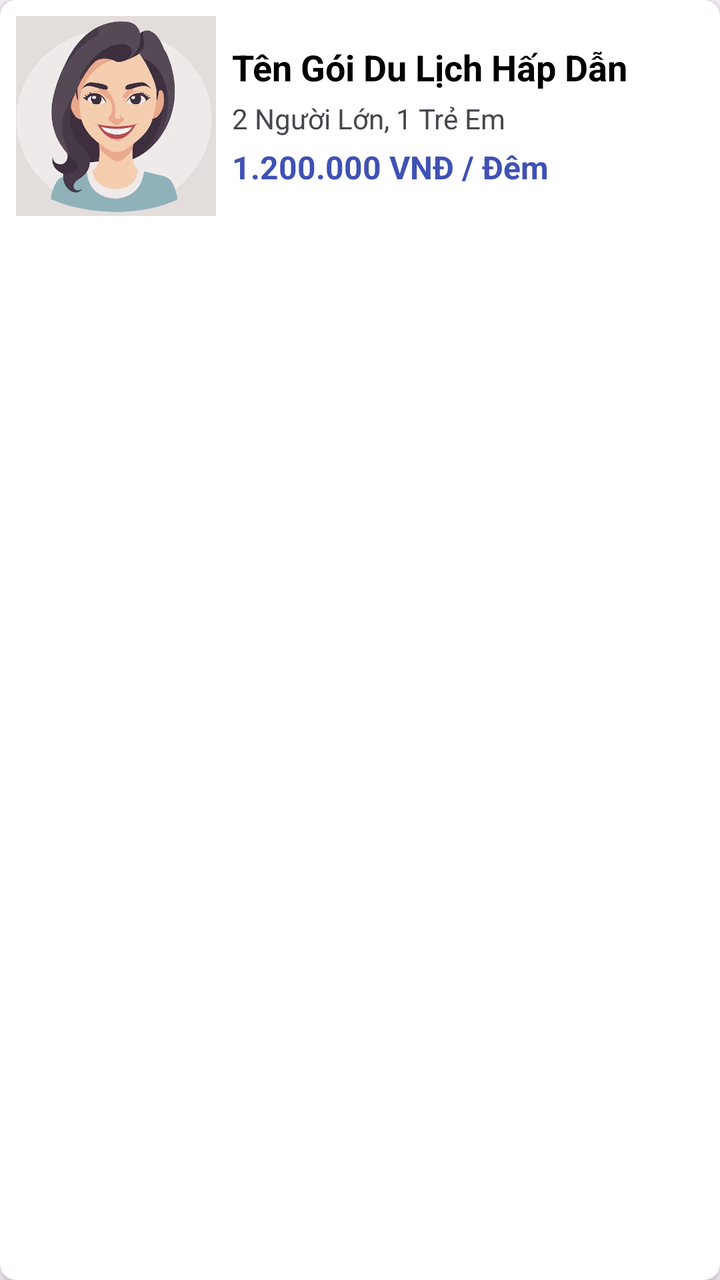
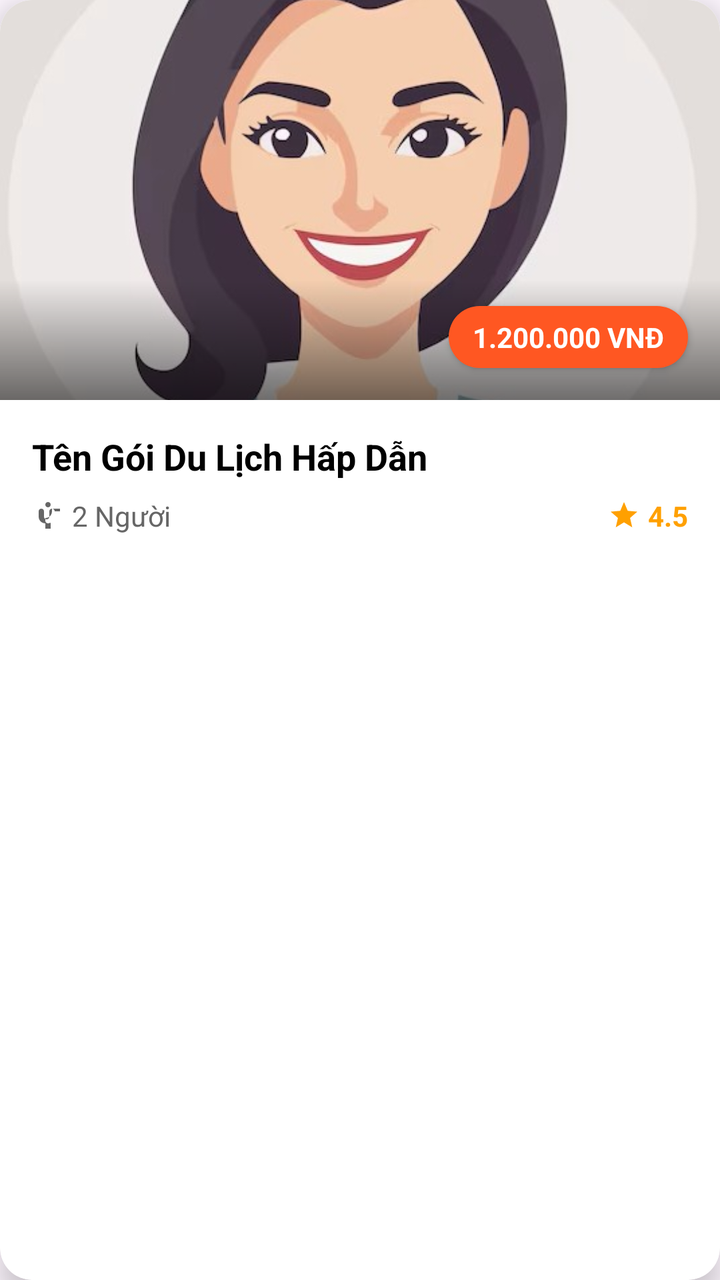

Two renders of the same Android screen: before a commit and after it. Below are the layout's source before the change and the commit's diff.
<!-- AndroidManifest.xml: application theme Theme.BookingRoom -->
<!-- res/layout/item_package.xml -->
<?xml version="1.0" encoding="utf-8"?>
<androidx.cardview.widget.CardView xmlns:android="http://schemas.android.com/apk/res/android"
    xmlns:app="http://schemas.android.com/apk/res-auto"
    android:layout_width="match_parent"
    android:layout_height="wrap_content"
    android:layout_margin="8dp"
    app:cardCornerRadius="8dp"
    app:cardElevation="4dp">

    <LinearLayout
        android:layout_width="match_parent"
        android:layout_height="wrap_content"
        android:orientation="vertical"
        android:padding="8dp">

        <LinearLayout
            android:layout_width="match_parent"
            android:layout_height="wrap_content"
            android:orientation="horizontal"
            android:gravity="center_vertical">

            <ImageView
                android:id="@+id/packageImage"
                android:layout_width="100dp"
                android:layout_height="100dp"
                android:scaleType="centerCrop"
                android:src="@drawable/ic_nu"
                android:layout_marginEnd="8dp"
                android:contentDescription="Package Image" />

            <LinearLayout
                android:layout_width="0dp"
                android:layout_weight="1"
                android:layout_height="wrap_content"
                android:orientation="vertical">

                <TextView
                    android:id="@+id/packageTitle"
                    android:layout_width="wrap_content"
                    android:layout_height="wrap_content"
                    android:text="Tên Gói Du Lịch Hấp Dẫn"
                    android:textSize="18sp"
                    android:textStyle="bold"
                    android:textColor="@android:color/black" />

                <TextView
                    android:id="@+id/packageCapacity"
                    android:layout_width="wrap_content"
                    android:layout_height="wrap_content"
                    android:text="2 Người Lớn, 1 Trẻ Em"
                    android:textSize="14sp"
                    android:layout_marginTop="4dp" />

                <TextView
                    android:id="@+id/packagePrice"
                    android:layout_width="wrap_content"
                    android:layout_height="wrap_content"
                    android:text="1.200.000 VNĐ / Đêm"
                    android:textSize="16sp"
                    android:textStyle="bold"
                    android:textColor="#3F51B5"
                    android:layout_marginTop="4dp" />

            </LinearLayout>
        </LinearLayout>
    </LinearLayout>
</androidx.cardview.widget.CardView>
<!-- resources referenced by this layout -->
<resources>
  <!-- drawable ic_nu: jpg bitmap (drawable, 30429 bytes) -->
  <style name="Theme.BookingRoom" parent="Base.Theme.BookingRoom" />
  <style name="Base.Theme.BookingRoom" parent="Theme.Material3.DayNight.NoActionBar">
          
          
      </style>
</resources>

<!-- the commit's change to res/layout/item_package.xml (unified diff, before → after) -->
@@ -3,65 +3,113 @@
     xmlns:app="http://schemas.android.com/apk/res-auto"
     android:layout_width="match_parent"
     android:layout_height="wrap_content"
-    android:layout_margin="8dp"
-    app:cardCornerRadius="8dp"
-    app:cardElevation="4dp">
+    android:layout_margin="12dp"
+    app:cardCornerRadius="16dp"
+    app:cardElevation="8dp"
+    android:foreground="?android:attr/selectableItemBackground">
 
     <LinearLayout
         android:layout_width="match_parent"
         android:layout_height="wrap_content"
         android:orientation="vertical"
-        android:padding="8dp">
+        android:background="@android:color/white">
 
+        
+        <FrameLayout
+            android:layout_width="match_parent"
+            android:layout_height="200dp">
+
+            <ImageView
+                android:id="@+id/packageImage"
+                android:layout_width="match_parent"
+                android:layout_height="match_parent"
+                android:scaleType="centerCrop"
+                android:src="@drawable/ic_nu"
+                android:contentDescription="Package Image" />
+
+            <View
+                android:layout_width="match_parent"
+                android:layout_height="60dp"
+                android:layout_gravity="bottom"
+                android:background="@drawable/gradient_overlay" />
+
+            
+            <TextView
+                android:id="@+id/packagePrice"
+                android:layout_width="wrap_content"
+                android:layout_height="wrap_content"
+                android:layout_gravity="bottom|end"
+                android:layout_margin="16dp"
+                android:background="@drawable/price_tag_bg"
+                android:paddingHorizontal="12dp"
+                android:paddingVertical="6dp"
+                android:text="1.200.000 VNĐ"
+                android:textSize="14sp"
+                android:textStyle="bold"
+                android:textColor="@android:color/white"
+                android:elevation="2dp" />
+
+        </FrameLayout>
+
+        
         <LinearLayout
             android:layout_width="match_parent"
             android:layout_height="wrap_content"
-            android:orientation="horizontal"
-            android:gravity="center_vertical">
+            android:orientation="vertical"
+            android:padding="16dp">
 
-            <ImageView
-                android:id="@+id/packageImage"
-                android:layout_width="100dp"
-                android:layout_height="100dp"
-                android:scaleType="centerCrop"
-                android:src="@drawable/ic_nu"
-                android:layout_marginEnd="8dp"
-                android:contentDescription="Package Image" />
+            <TextView
+                android:id="@+id/packageTitle"
+                android:layout_width="match_parent"
+                android:layout_height="wrap_content"
+                android:text="Tên Gói Du Lịch Hấp Dẫn"
+                android:textSize="18sp"
+                android:textStyle="bold"
+                android:textColor="@android:color/black"
+                android:maxLines="2"
+                android:ellipsize="end" />
 
             <LinearLayout
-                android:layout_width="0dp"
-                android:layout_weight="1"
+                android:layout_width="match_parent"
                 android:layout_height="wrap_content"
-                android:orientation="vertical">
+                android:orientation="horizontal"
+                android:layout_marginTop="8dp"
+                android:gravity="center_vertical">
 
-                <TextView
-                    android:id="@+id/packageTitle"
-                    android:layout_width="wrap_content"
-                    android:layout_height="wrap_content"
-                    android:text="Tên Gói Du Lịch Hấp Dẫn"
-                    android:textSize="18sp"
-                    android:textStyle="bold"
-                    android:textColor="@android:color/black" />
+                <ImageView
+                    android:layout_width="16dp"
+                    android:layout_height="16dp"
+                    android:src="@drawable/ic_person"
+                    android:layout_marginEnd="4dp"
+                    android:tint="#666666" />
 
                 <TextView
                     android:id="@+id/packageCapacity"
+                    android:layout_width="0dp"
+                    android:layout_weight="1"
+                    android:layout_height="wrap_content"
+                    android:text="2 Người"
+                    android:textSize="14sp"
+                    android:textColor="#666666" />
+
+                <ImageView
+                    android:layout_width="16dp"
+                    android:layout_height="16dp"
+                    android:src="@drawable/ic_star"
+                    android:layout_marginStart="8dp"
+                    android:layout_marginEnd="4dp"
+                    android:tint="#FFA000" />
+
+                <TextView
                     android:layout_width="wrap_content"
                     android:layout_height="wrap_content"
-                    android:text="2 Người Lớn, 1 Trẻ Em"
+                    android:text="4.5"
                     android:textSize="14sp"
-                    android:layout_marginTop="4dp" />
-
-                <TextView
-                    android:id="@+id/packagePrice"
-                    android:layout_width="wrap_content"
-                    android:layout_height="wrap_content"
-                    android:text="1.200.000 VNĐ / Đêm"
-                    android:textSize="16sp"
-                    android:textStyle="bold"
-                    android:textColor="#3F51B5"
-                    android:layout_marginTop="4dp" />
+                    android:textColor="#FFA000"
+                    android:textStyle="bold" />
 
             </LinearLayout>
+
         </LinearLayout>
     </LinearLayout>
 </androidx.cardview.widget.CardView>
<!-- resource entries referenced after the edit -->
@@ -1,6 +1,40 @@
 <!-- resources referenced by this layout -->
 <resources>
+  <!-- drawable gradient_overlay (drawable) -->
+  <?xml version="1.0" encoding="utf-8"?>
+  <shape xmlns:android="http://schemas.android.com/apk/res/android">
+      <gradient
+          android:startColor="#00000000"
+          android:endColor="#88000000"
+          android:angle="270" />
+  </shape>
   <!-- drawable ic_nu: jpg bitmap (drawable, 30429 bytes) -->
+  <!-- drawable ic_person (drawable) -->
+  <vector xmlns:android="http://schemas.android.com/apk/res/android"
+      android:width="24dp"
+      android:height="24dp"
+      android:viewportWidth="24"
+      android:viewportHeight="24">
+    <path
+        android:fillColor="#FF000000"
+        android:pathData="M12,2C13.1,2 14,2.9 14,4C14,5.1 13.1,6 12,6C10.9,6 10,5.1 10,4C10,2.9 10.9,2 12,2ZM21,9V7L15,7V9C15,11.8 12.8,14 10,14V16C10,17.1 10.9,18 12,18S14,17.1 14,18V22H10V18C7.2,18 5,15.8 5,13V9C5,7.9 5.9,7 7,7S9,7.9 9,9V13C9,14.1 9.9,15 11,15S13,14.1 13,13V9C13,7.9 13.9,7 15,7S17,7.9 17,9Z"/>
+  </vector>
+  <!-- drawable ic_star (drawable) -->
+  <vector xmlns:android="http://schemas.android.com/apk/res/android"
+      android:width="24dp"
+      android:height="24dp"
+      android:viewportWidth="24"
+      android:viewportHeight="24">
+    <path
+        android:fillColor="#FF000000"
+        android:pathData="M12,17.27L18.18,21L16.54,13.97L22,9.24L14.81,8.63L12,2L9.19,8.63L2,9.24L7.46,13.97L5.82,21L12,17.27Z"/>
+  </vector>
+  <!-- drawable price_tag_bg (drawable) -->
+  <?xml version="1.0" encoding="utf-8"?>
+  <shape xmlns:android="http://schemas.android.com/apk/res/android">
+      <solid android:color="#FF5722" />
+      <corners android:radius="16dp" />
+  </shape>
   <style name="Theme.BookingRoom" parent="Base.Theme.BookingRoom" />
   <style name="Base.Theme.BookingRoom" parent="Theme.Material3.DayNight.NoActionBar">
           
